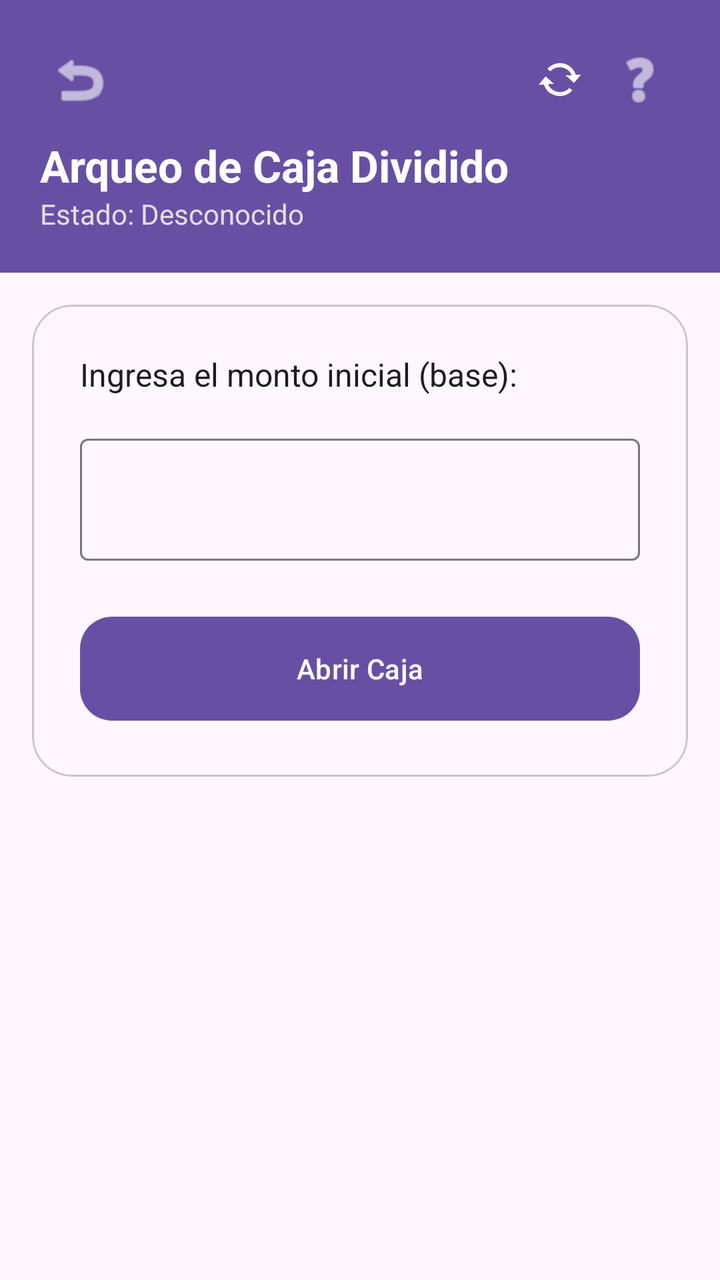
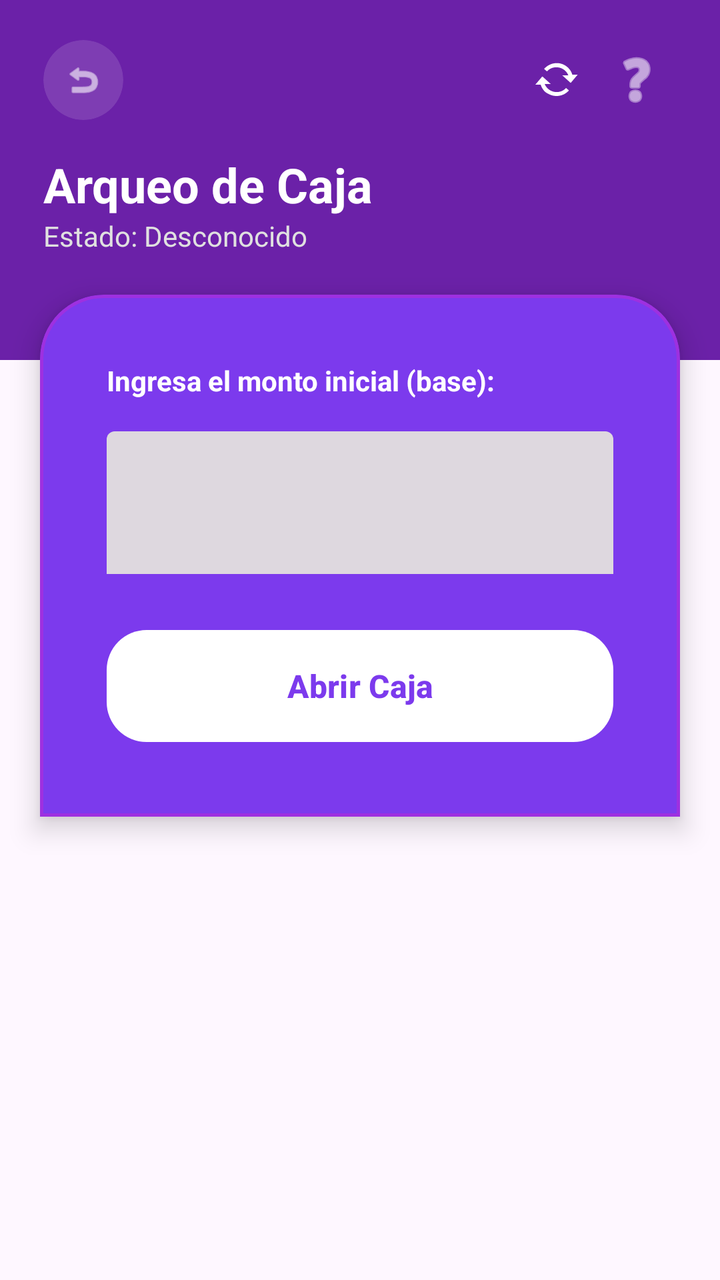

Before-and-after screenshots of an Android layout around one commit, followed by the original layout XML and the change that was made.
<!-- AndroidManifest.xml: application theme Theme.Naxor -->
<!-- res/layout/activity_caja.xml -->
<?xml version="1.0" encoding="utf-8"?>
<androidx.constraintlayout.widget.ConstraintLayout xmlns:android="http://schemas.android.com/apk/res/android"
    xmlns:app="http://schemas.android.com/apk/res-auto"
    android:layout_width="match_parent"
    android:layout_height="match_parent"
    android:background="?attr/colorSurface">

    
    <LinearLayout
        android:id="@+id/headerCaja"
        android:layout_width="match_parent"
        android:layout_height="wrap_content"
        android:background="?attr/colorPrimary"
        android:orientation="vertical"
        android:padding="20dp"
        app:layout_constraintTop_toTopOf="parent">

        <RelativeLayout
            android:layout_width="match_parent"
            android:layout_height="wrap_content">
            <ImageButton
                android:id="@+id/btnBackCaja"
                android:layout_width="40dp"
                android:layout_height="40dp"
                android:background="?attr/selectableItemBackgroundBorderless"
                android:src="@android:drawable/ic_menu_revert"
                app:tint="@android:color/white"
                android:contentDescription="Volver" />
            <ImageButton
                android:id="@+id/btnSyncIndicator"
                android:layout_width="40dp"
                android:layout_height="40dp"
                android:layout_toStartOf="@id/btnHelpCaja"
                android:background="?attr/selectableItemBackgroundBorderless"
                android:src="@android:drawable/stat_notify_sync"
                app:tint="@android:color/white"
                android:contentDescription="Sincronización" />
            <ImageButton
                android:id="@+id/btnHelpCaja"
                android:layout_width="40dp"
                android:layout_height="40dp"
                android:layout_alignParentEnd="true"
                android:background="?attr/selectableItemBackgroundBorderless"
                android:src="@android:drawable/ic_menu_help"
                app:tint="@android:color/white"
                android:contentDescription="Ayuda" />
        </RelativeLayout>

        <TextView
            android:layout_width="wrap_content"
            android:layout_height="wrap_content"
            android:layout_marginTop="8dp"
            android:text="Arqueo de Caja Dividido"
            android:textColor="@android:color/white"
            android:textSize="22sp"
            android:textStyle="bold" />

        <TextView
            android:id="@+id/tvCajaStatus"
            android:layout_width="wrap_content"
            android:layout_height="wrap_content"
            android:text="Estado: Desconocido"
            android:textColor="#E0E0E0"
            android:textSize="14sp" />
    </LinearLayout>

    <ScrollView
        android:layout_width="match_parent"
        android:layout_height="0dp"
        app:layout_constraintBottom_toBottomOf="parent"
        app:layout_constraintTop_toBottomOf="@id/headerCaja">

        <LinearLayout
            android:layout_width="match_parent"
            android:layout_height="wrap_content"
            android:orientation="vertical"
            android:paddingBottom="32dp">

            
            <com.google.android.material.card.MaterialCardView
                android:id="@+id/cardCajaContenido"
                android:layout_width="match_parent"
                android:layout_height="wrap_content"
                android:layout_margin="16dp"
                app:cardCornerRadius="20dp"
                app:cardElevation="0dp"
                app:strokeWidth="1dp"
                app:strokeColor="?attr/colorOutlineVariant">

                <LinearLayout
                    android:id="@+id/layoutCajaInputs"
                    android:layout_width="match_parent"
                    android:layout_height="wrap_content"
                    android:orientation="vertical"
                    android:padding="24dp">

                    <TextView
                        android:id="@+id/tvCajaPrompt"
                        android:layout_width="wrap_content"
                        android:layout_height="wrap_content"
                        android:text="Ingresa el monto inicial (base):"
                        android:textSize="16sp"
                        android:textColor="?attr/colorOnSurface" />

                    <com.google.android.material.textfield.TextInputLayout
                        style="?attr/textInputOutlinedStyle"
                        android:layout_width="match_parent"
                        android:layout_height="wrap_content"
                        android:layout_marginTop="16dp"
                        app:prefixText="S/ ">
                        <com.google.android.material.textfield.TextInputEditText
                            android:id="@+id/etCajaMonto"
                            android:layout_width="match_parent"
                            android:layout_height="wrap_content"
                            android:inputType="numberDecimal"
                            android:textSize="20sp"
                            android:textStyle="bold" />
                    </com.google.android.material.textfield.TextInputLayout>

                    <Button
                        android:id="@+id/btnCajaAction"
                        android:layout_width="match_parent"
                        android:layout_height="60dp"
                        android:layout_marginTop="24dp"
                        android:text="Abrir Caja"
                        app:cornerRadius="16dp" />
                </LinearLayout>
            </com.google.android.material.card.MaterialCardView>

            
            <LinearLayout
                android:id="@+id/layoutCajaResumen"
                android:layout_width="match_parent"
                android:layout_height="wrap_content"
                android:orientation="vertical"
                android:paddingHorizontal="24dp"
                android:visibility="gone">

                <TextView
                    android:layout_width="wrap_content"
                    android:layout_height="wrap_content"
                    android:text="DINERO FÍSICO (EN CAJÓN)"
                    android:textSize="11sp"
                    android:textStyle="bold"
                    android:letterSpacing="0.1"
                    android:textColor="?attr/colorPrimary" />

                <LinearLayout style="@style/FilaCajaResumen">
                    <TextView android:layout_width="0dp" android:layout_height="wrap_content" android:layout_weight="1" android:text="Base inicial:" />
                    <TextView android:id="@+id/tvCajaBase" android:layout_width="wrap_content" android:layout_height="wrap_content" android:text="S/ 0.00" />
                </LinearLayout>

                <LinearLayout style="@style/FilaCajaResumen">
                    <TextView android:layout_width="0dp" android:layout_height="wrap_content" android:layout_weight="1" android:text="Ventas efectivo:" />
                    <TextView android:id="@+id/tvCajaVentasEfectivo" android:layout_width="wrap_content" android:layout_height="wrap_content" android:text="+ S/ 0.00" android:textColor="#27AE60" />
                </LinearLayout>

                <LinearLayout style="@style/FilaCajaResumen">
                    <TextView android:layout_width="0dp" android:layout_height="wrap_content" android:layout_weight="1" android:text="Gastos del día:" />
                    <TextView android:id="@+id/tvCajaGastos" android:layout_width="wrap_content" android:layout_height="wrap_content" android:text="- S/ 0.00" android:textColor="?attr/colorError" />
                </LinearLayout>

                <View style="@style/DivisorCaja" />

                <LinearLayout style="@style/FilaCajaResumen">
                    <TextView android:layout_width="0dp" android:layout_height="wrap_content" android:layout_weight="1" android:text="EFECTIVO ESPERADO:" android:textStyle="bold" />
                    <TextView android:id="@+id/tvCajaEsperado" android:layout_width="wrap_content" android:layout_height="wrap_content" android:text="S/ 0.00" android:textSize="18sp" android:textStyle="bold" android:textColor="?attr/colorOnSurface" />
                </LinearLayout>

                <TextView
                    android:layout_width="wrap_content"
                    android:layout_height="wrap_content"
                    android:layout_marginTop="24dp"
                    android:text="CUENTAS DIGITALES (BANCO)"
                    android:textSize="11sp"
                    android:textStyle="bold"
                    android:letterSpacing="0.1"
                    android:textColor="#2E86C1" />

                <LinearLayout style="@style/FilaCajaResumen">
                    <TextView android:layout_width="0dp" android:layout_height="wrap_content" android:layout_weight="1" android:text="Yape / Plin:" />
                    <TextView android:id="@+id/tvCajaDigital" android:layout_width="wrap_content" android:layout_height="wrap_content" android:text="S/ 0.00" android:textStyle="bold" />
                </LinearLayout>

                <LinearLayout style="@style/FilaCajaResumen">
                    <TextView android:layout_width="0dp" android:layout_height="wrap_content" android:layout_weight="1" android:text="Tarjetas:" />
                    <TextView android:id="@+id/tvCajaTarjeta" android:layout_width="wrap_content" android:layout_height="wrap_content" android:text="S/ 0.00" android:textStyle="bold" />
                </LinearLayout>

            </LinearLayout>
        </LinearLayout>
    </ScrollView>

</androidx.constraintlayout.widget.ConstraintLayout>
<!-- resources referenced by this layout -->
<resources>
  <style name="DivisorCaja">
          <item name="android:layout_width">match_parent</item>
          <item name="android:layout_height">1dp</item>
          <item name="android:background">?attr/colorOutlineVariant</item>
          <item name="android:layout_marginVertical">16dp</item>
      </style>
  <style name="FilaCajaResumen">
          <item name="android:layout_width">match_parent</item>
          <item name="android:layout_height">wrap_content</item>
          <item name="android:orientation">horizontal</item>
          <item name="android:layout_marginTop">10dp</item>
          <item name="android:gravity">center_vertical</item>
      </style>
  <style name="Theme.Naxor" parent="Base.Theme.Naxor" />
  <style name="Base.Theme.Naxor" parent="Theme.Material3.DayNight.NoActionBar">
          
          
      </style>
</resources>

<!-- the commit's change to res/layout/activity_caja.xml (unified diff, before → after) -->
@@ -6,26 +6,62 @@
     android:background="?attr/colorSurface">
 
     
+    <androidx.constraintlayout.widget.Guideline
+        android:id="@+id/guidelineLeft"
+        android:layout_width="wrap_content"
+        android:layout_height="wrap_content"
+        android:orientation="vertical"
+        app:layout_constraintGuide_percent="0.06" />
+
+    <androidx.constraintlayout.widget.Guideline
+        android:id="@+id/guidelineRight"
+        android:layout_width="wrap_content"
+        android:layout_height="wrap_content"
+        android:orientation="vertical"
+        app:layout_constraintGuide_percent="0.94" />
+
+    
+    <View
+        android:id="@+id/topHeaderBackgroundCaja"
+        android:layout_width="match_parent"
+        android:layout_height="180dp"
+        android:background="#6B21A8"
+        app:layout_constraintTop_toTopOf="parent" />
+
+    
     <LinearLayout
         android:id="@+id/headerCaja"
-        android:layout_width="match_parent"
+        android:layout_width="0dp"
         android:layout_height="wrap_content"
-        android:background="?attr/colorPrimary"
         android:orientation="vertical"
-        android:padding="20dp"
+        android:paddingTop="20dp"
+        app:layout_constraintEnd_toEndOf="@id/guidelineRight"
+        app:layout_constraintStart_toStartOf="@id/guidelineLeft"
         app:layout_constraintTop_toTopOf="parent">
 
         <RelativeLayout
             android:layout_width="match_parent"
             android:layout_height="wrap_content">
-            <ImageButton
+
+            <com.google.android.material.card.MaterialCardView
                 android:id="@+id/btnBackCaja"
                 android:layout_width="40dp"
                 android:layout_height="40dp"
-                android:background="?attr/selectableItemBackgroundBorderless"
-                android:src="@android:drawable/ic_menu_revert"
-                app:tint="@android:color/white"
-                android:contentDescription="Volver" />
+                android:clickable="true"
+                android:focusable="true"
+                app:cardBackgroundColor="#20FFFFFF"
+                app:cardCornerRadius="20dp"
+                app:cardElevation="0dp"
+                app:strokeWidth="0dp">
+
+                <ImageView
+                    android:layout_width="20dp"
+                    android:layout_height="20dp"
+                    android:layout_gravity="center"
+                    android:src="@android:drawable/ic_menu_revert"
+                    app:tint="@android:color/white" />
+            </com.google.android.material.card.MaterialCardView>
+
             <ImageButton
                 android:id="@+id/btnSyncIndicator"
                 android:layout_width="40dp"
@@ -33,8 +69,8 @@
                 android:layout_toStartOf="@id/btnHelpCaja"
                 android:background="?attr/selectableItemBackgroundBorderless"
                 android:src="@android:drawable/stat_notify_sync"
-                app:tint="@android:color/white"
-                android:contentDescription="Sincronización" />
+                app:tint="@android:color/white" />
+
             <ImageButton
                 android:id="@+id/btnHelpCaja"
                 android:layout_width="40dp"
@@ -42,17 +78,16 @@
                 android:layout_alignParentEnd="true"
                 android:background="?attr/selectableItemBackgroundBorderless"
                 android:src="@android:drawable/ic_menu_help"
-                app:tint="@android:color/white"
-                android:contentDescription="Ayuda" />
+                app:tint="@android:color/white" />
         </RelativeLayout>
 
         <TextView
             android:layout_width="wrap_content"
             android:layout_height="wrap_content"
-            android:layout_marginTop="8dp"
-            android:text="Arqueo de Caja Dividido"
+            android:layout_marginTop="16dp"
+            android:text="Arqueo de Caja"
             android:textColor="@android:color/white"
-            android:textSize="22sp"
+            android:textSize="24sp"
             android:textStyle="bold" />
 
         <TextView
@@ -67,6 +102,8 @@
     <ScrollView
         android:layout_width="match_parent"
         android:layout_height="0dp"
+        android:clipToPadding="false"
+        android:fillViewport="true"
         app:layout_constraintBottom_toBottomOf="parent"
         app:layout_constraintTop_toBottomOf="@id/headerCaja">
 
@@ -74,18 +111,20 @@
             android:layout_width="match_parent"
             android:layout_height="wrap_content"
             android:orientation="vertical"
-            android:paddingBottom="32dp">
+            android:paddingBottom="100dp">
 
             
             <com.google.android.material.card.MaterialCardView
                 android:id="@+id/cardCajaContenido"
                 android:layout_width="match_parent"
                 android:layout_height="wrap_content"
-                android:layout_margin="16dp"
-                app:cardCornerRadius="20dp"
-                app:cardElevation="0dp"
-                app:strokeWidth="1dp"
-                app:strokeColor="?attr/colorOutlineVariant">
+                android:layout_marginHorizontal="20dp"
+                android:layout_marginTop="20dp"
+                app:cardBackgroundColor="@color/purple_600"
+                app:cardElevation="8dp"
+                app:shapeAppearance="@style/ShapeAppearance.App.Card.TopRounded"
+                app:strokeColor="#80C026D3"
+                app:strokeWidth="1.5dp">
 
                 <LinearLayout
                     android:id="@+id/layoutCajaInputs"
@@ -99,31 +138,41 @@
                         android:layout_width="wrap_content"
                         android:layout_height="wrap_content"
                         android:text="Ingresa el monto inicial (base):"
-                        android:textSize="16sp"
-                        android:textColor="?attr/colorOnSurface" />
+                        android:textSize="14sp"
+                        android:textStyle="bold"
+                        android:textColor="@android:color/white" />
 
                     <com.google.android.material.textfield.TextInputLayout
-                        style="?attr/textInputOutlinedStyle"
+                        style="@style/Widget.Material3.TextInputLayout.FilledBox"
                         android:layout_width="match_parent"
                         android:layout_height="wrap_content"
                         android:layout_marginTop="16dp"
-                        app:prefixText="S/ ">
+                        app:boxBackgroundColor="#20000000"
+                        app:boxStrokeWidth="0dp"
+                        app:boxStrokeWidthFocused="0dp"
+                        app:prefixText="S/ "
+                        app:prefixTextColor="@android:color/white">
                         <com.google.android.material.textfield.TextInputEditText
                             android:id="@+id/etCajaMonto"
                             android:layout_width="match_parent"
                             android:layout_height="wrap_content"
                             android:inputType="numberDecimal"
-                            android:textSize="20sp"
+                            android:textColor="@android:color/white"
+                            android:textSize="28sp"
                             android:textStyle="bold" />
                     </com.google.android.material.textfield.TextInputLayout>
 
-                    <Button
+                    <com.google.android.material.button.MaterialButton
                         android:id="@+id/btnCajaAction"
                         android:layout_width="match_parent"
-                        android:layout_height="60dp"
+                        android:layout_height="64dp"
                         android:layout_marginTop="24dp"
                         android:text="Abrir Caja"
-                        app:cornerRadius="16dp" />
+                        android:textSize="16sp"
+                        android:textStyle="bold"
+                        app:backgroundTint="@android:color/white"
+                        android:textColor="@color/purple_600"
+                        app:cornerRadius="20dp" />
                 </LinearLayout>
             </com.google.android.material.card.MaterialCardView>
 
@@ -134,61 +183,118 @@
                 android:layout_height="wrap_content"
                 android:orientation="vertical"
                 android:paddingHorizontal="24dp"
+                android:layout_marginTop="24dp"
                 android:visibility="gone">
 
+                
                 <TextView
                     android:layout_width="wrap_content"
                     android:layout_height="wrap_content"
-                    android:text="DINERO FÍSICO (EN CAJÓN)"
+                    android:text="FLUJO DE EFECTIVO (BILLETES/MONEDAS)"
                     android:textSize="11sp"
                     android:textStyle="bold"
                     android:letterSpacing="0.1"
-                    android:textColor="?attr/colorPrimary" />
-
-                <LinearLayout style="@style/FilaCajaResumen">
-                    <TextView android:layout_width="0dp" android:layout_height="wrap_content" android:layout_weight="1" android:text="Base inicial:" />
-                    <TextView android:id="@+id/tvCajaBase" android:layout_width="wrap_content" android:layout_height="wrap_content" android:text="S/ 0.00" />
-                </LinearLayout>
-
-                <LinearLayout style="@style/FilaCajaResumen">
-                    <TextView android:layout_width="0dp" android:layout_height="wrap_content" android:layout_weight="1" android:text="Ventas efectivo:" />
-                    <TextView android:id="@+id/tvCajaVentasEfectivo" android:layout_width="wrap_content" android:layout_height="wrap_content" android:text="+ S/ 0.00" android:textColor="#27AE60" />
-                </LinearLayout>
-
-                <LinearLayout style="@style/FilaCajaResumen">
-                    <TextView android:layout_width="0dp" android:layout_height="wrap_content" android:layout_weight="1" android:text="Gastos del día:" />
-                    <TextView android:id="@+id/tvCajaGastos" android:layout_width="wrap_content" android:layout_height="wrap_content" android:text="- S/ 0.00" android:textColor="?attr/colorError" />
-                </LinearLayout>
-
-                <View style="@style/DivisorCaja" />
-
-                <LinearLayout style="@style/FilaCajaResumen">
-                    <TextView android:layout_width="0dp" android:layout_height="wrap_content" android:layout_weight="1" android:text="EFECTIVO ESPERADO:" android:textStyle="bold" />
-                    <TextView android:id="@+id/tvCajaEsperado" android:layout_width="wrap_content" android:layout_height="wrap_content" android:text="S/ 0.00" android:textSize="18sp" android:textStyle="bold" android:textColor="?attr/colorOnSurface" />
-                </LinearLayout>
-
+                    android:textColor="@color/purple_600" />
+
+                <com.google.android.material.card.MaterialCardView
+                    android:layout_width="match_parent"
+                    android:layout_height="wrap_content"
+                    android:layout_marginTop="12dp"
+                    android:layout_marginBottom="24dp"
+                    app:cardBackgroundColor="?attr/colorSurfaceContainerLow"
+                    app:cardCornerRadius="20dp"
+                    app:cardElevation="0dp"
+                    app:strokeWidth="1dp"
+                    app:strokeColor="?attr/colorOutlineVariant">
+
+                    <LinearLayout
+                        android:layout_width="match_parent"
+                        android:layout_height="wrap_content"
+                        android:orientation="vertical"
+                        android:padding="16dp">
+
+                        <LinearLayout style="@style/FilaCajaResumen">
+                            <TextView android:layout_width="0dp" android:layout_height="wrap_content" android:layout_weight="1" android:text="💰 Base inicial (Cambio):" android:textColor="?attr/colorOnSurfaceVariant" />
+                            <TextView android:id="@+id/tvCajaBase" android:layout_width="wrap_content" android:layout_height="wrap_content" android:text="S/ 0.00" android:textStyle="bold" android:textColor="?attr/colorOnSurface" />
+                        </LinearLayout>
+
+                        <LinearLayout style="@style/FilaCajaResumen">
+                            <TextView android:layout_width="0dp" android:layout_height="wrap_content" android:layout_weight="1" android:text="📈 Ventas en efectivo:" android:textColor="?attr/colorOnSurfaceVariant" />
+                            <TextView android:id="@+id/tvCajaVentasEfectivo" android:layout_width="wrap_content" android:layout_height="wrap_content" android:text="+ S/ 0.00" android:textStyle="bold" android:textColor="#059669" />
+                        </LinearLayout>
+
+                        <LinearLayout style="@style/FilaCajaResumen">
+                            <TextView android:layout_width="0dp" android:layout_height="wrap_content" android:layout_weight="1" android:text="📉 Gastos en efectivo:" android:textColor="?attr/colorOnSurfaceVariant" />
+                            <TextView android:id="@+id/tvCajaGastos" android:layout_width="wrap_content" android:layout_height="wrap_content" android:text="- S/ 0.00" android:textStyle="bold" android:textColor="@color/red_600" />
+                        </LinearLayout>
+
+                        <View
+                            android:layout_width="match_parent"
+                            android:layout_height="1dp"
+                            android:background="?attr/colorOutlineVariant"
+                            android:layout_marginVertical="12dp" />
+
+                        <LinearLayout style="@style/FilaCajaResumen">
+                            <TextView android:layout_width="0dp" android:layout_height="wrap_content" android:layout_weight="1" android:text="💵 DEBERÍA HABER EN CAJÓN:" android:textStyle="bold" android:textColor="?attr/colorOnSurface" />
+                            <TextView android:id="@+id/tvCajaEsperado" android:layout_width="wrap_content" android:layout_height="wrap_content" android:text="S/ 0.00" android:textSize="18sp" android:textStyle="bold" android:textColor="?attr/colorPrimary" />
+                        </LinearLayout>
+
+                    </LinearLayout>
+                </com.google.android.material.card.MaterialCardView>
+
+                
                 <TextView
                     android:layout_width="wrap_content"
                     android:layout_height="wrap_content"
-                    android:layout_marginTop="24dp"
-                    android:text="CUENTAS DIGITALES (BANCO)"
+                    android:text="RECAUDACIÓN DIGITAL (SISTEMA)"
                     android:textSize="11sp"
                     android:textStyle="bold"
                     android:letterSpacing="0.1"
-                    android:textColor="#2E86C1" />
-
-                <LinearLayout style="@style/FilaCajaResumen">
-                    <TextView android:layout_width="0dp" android:layout_height="wrap_content" android:layout_weight="1" android:text="Yape / Plin:" />
-                    <TextView android:id="@+id/tvCajaDigital" android:layout_width="wrap_content" android:layout_height="wrap_content" android:text="S/ 0.00" android:textStyle="bold" />
-                </LinearLayout>
-
-                <LinearLayout style="@style/FilaCajaResumen">
-                    <TextView android:layout_width="0dp" android:layout_height="wrap_content" android:layout_weight="1" android:text="Tarjetas:" />
-                    <TextView android:id="@+id/tvCajaTarjeta" android:layout_width="wrap_content" android:layout_height="wrap_content" android:text="S/ 0.00" android:textStyle="bold" />
-                </LinearLayout>
+                    android:textColor="#0284C7" />
+
+                <com.google.android.material.card.MaterialCardView
+                    android:layout_width="match_parent"
+                    android:layout_height="wrap_content"
+                    android:layout_marginTop="12dp"
+                    app:cardBackgroundColor="?attr/colorSurfaceContainerLow"
+                    app:cardCornerRadius="20dp"
+                    app:cardElevation="0dp"
+                    app:strokeWidth="1dp"
+                    app:strokeColor="?attr/colorOutlineVariant">
+
+                    <LinearLayout
+                        android:layout_width="match_parent"
+                        android:layout_height="wrap_content"
+                        android:orientation="vertical"
+                        android:padding="16dp">
+
+                        <LinearLayout style="@style/FilaCajaResumen">
+                            <ImageView android:layout_width="20dp" android:layout_height="20dp" android:src="@android:drawable/ic_menu_send" app:tint="#7C3AED" />
+                            <TextView android:layout_width="0dp" android:layout_height="wrap_content" android:layout_weight="1" android:layout_marginStart="8dp" android:text="Yape / Plin / Transf.:" android:textColor="?attr/colorOnSurfaceVariant" />
+                            <TextView android:id="@+id/tvCajaDigital" android:layout_width="wrap_content" android:layout_height="wrap_content" android:text="S/ 0.00" android:textStyle="bold" android:textColor="?attr/colorOnSurface" />
+                        </LinearLayout>
+
+                        <LinearLayout style="@style/FilaCajaResumen" android:layout_marginTop="12dp">
+                            <ImageView android:layout_width="20dp" android:layout_height="20dp" android:src="@android:drawable/ic_menu_camera" app:tint="#0284C7" />
+                            <TextView android:layout_width="0dp" android:layout_height="wrap_content" android:layout_weight="1" android:layout_marginStart="8dp" android:text="Tarjetas (POS):" android:textColor="?attr/colorOnSurfaceVariant" />
+                            <TextView android:id="@+id/tvCajaTarjeta" android:layout_width="wrap_content" android:layout_height="wrap_content" android:text="S/ 0.00" android:textStyle="bold" android:textColor="?attr/colorOnSurface" />
+                        </LinearLayout>
+
+                    </LinearLayout>
+                </com.google.android.material.card.MaterialCardView>
+
+                
+                <com.google.android.material.button.MaterialButton
+                    android:id="@+id/btnVerHistorialCaja"
+                    style="@style/Widget.Material3.Button.TonalButton"
+                    android:layout_width="match_parent"
+                    android:layout_height="56dp"
+                    android:layout_marginTop="32dp"
+                    android:text="Ver cierres anteriores"
+                    app:icon="@android:drawable/ic_menu_recent_history"
+                    app:cornerRadius="16dp" />
 
             </LinearLayout>
         </LinearLayout>
     </ScrollView>
-
 </androidx.constraintlayout.widget.ConstraintLayout>
<!-- resource entries referenced after the edit -->
@@ -1,17 +1,20 @@
 <!-- resources referenced by this layout -->
 <resources>
-  <style name="DivisorCaja">
-          <item name="android:layout_width">match_parent</item>
-          <item name="android:layout_height">1dp</item>
-          <item name="android:background">?attr/colorOutlineVariant</item>
-          <item name="android:layout_marginVertical">16dp</item>
-      </style>
+  <color name="purple_600">#7C3AED</color>
+  <color name="red_600">#DC2626</color>
   <style name="FilaCajaResumen">
           <item name="android:layout_width">match_parent</item>
           <item name="android:layout_height">wrap_content</item>
           <item name="android:orientation">horizontal</item>
           <item name="android:layout_marginTop">10dp</item>
           <item name="android:gravity">center_vertical</item>
+      </style>
+  <style name="ShapeAppearance.App.Card.TopRounded" parent="ShapeAppearance.Material3.MediumComponent">
+          <item name="cornerFamily">rounded</item>
+          <item name="cornerSizeTopLeft">32dp</item>
+          <item name="cornerSizeTopRight">32dp</item>
+          <item name="cornerSizeBottomLeft">0dp</item>
+          <item name="cornerSizeBottomRight">0dp</item>
       </style>
   <style name="Theme.Naxor" parent="Base.Theme.Naxor" />
   <style name="Base.Theme.Naxor" parent="Theme.Material3.DayNight.NoActionBar">
